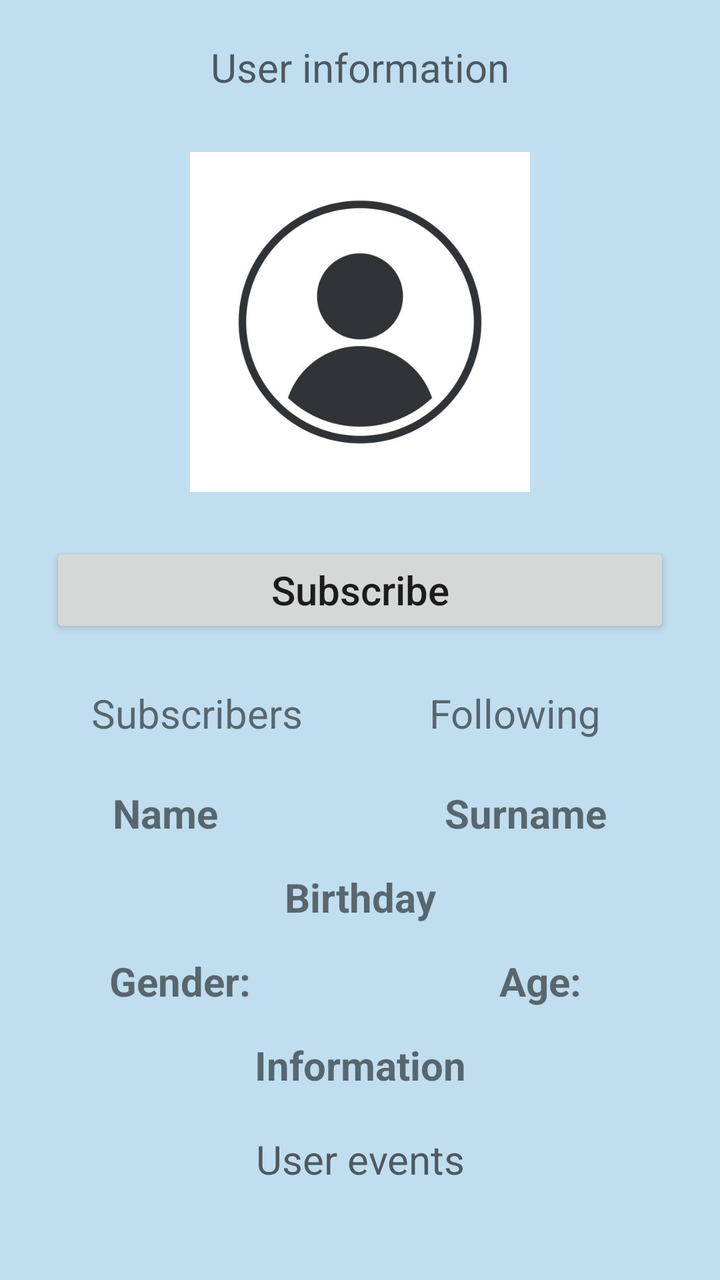
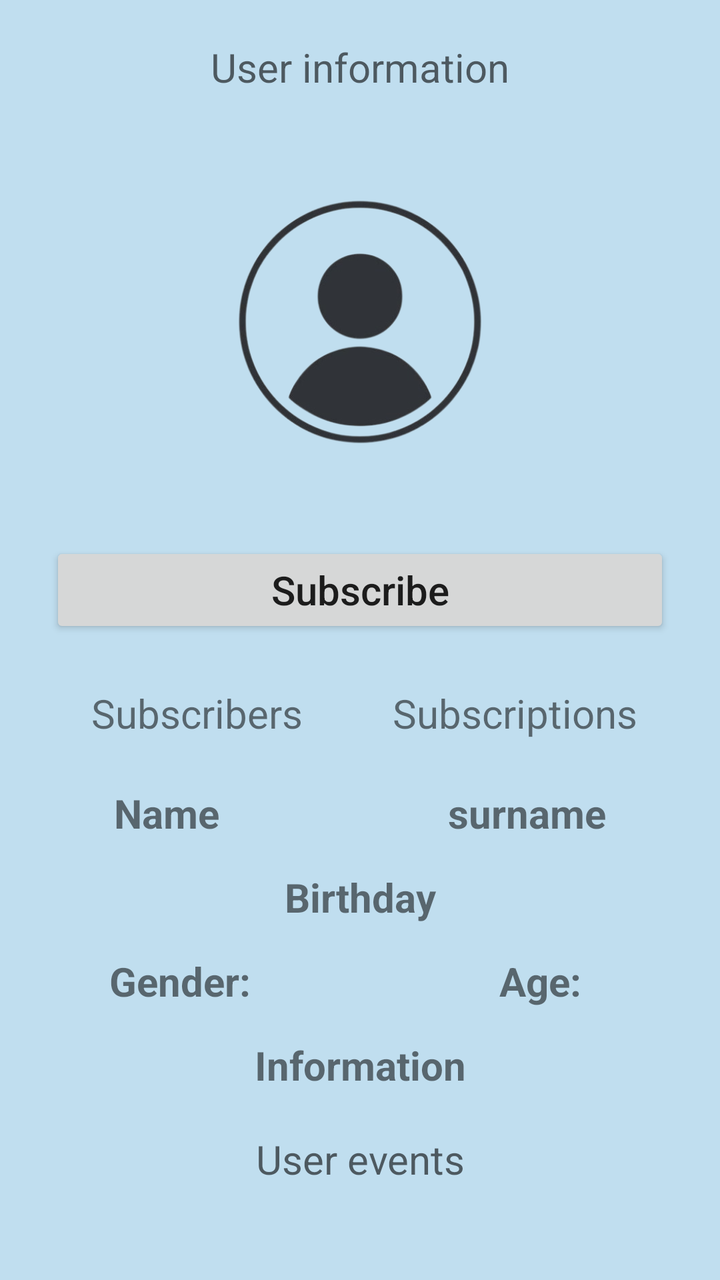

Screens rendered from an Android XML layout before and after an edit, with the pre-edit source and the edit as a unified diff.
<!-- AndroidManifest.xml: application theme MyMaterialTheme -->
<!-- res/layout/activity_user.xml -->
<?xml version="1.0" encoding="utf-8"?>
<ScrollView xmlns:android="http://schemas.android.com/apk/res/android"
    xmlns:tools="http://schemas.android.com/tools"
    android:layout_width="match_parent"
    android:layout_height="match_parent"
    android:background="@color/c0deef">
    
    <RelativeLayout
        android:layout_width="match_parent"
        android:layout_height="wrap_content"
        android:orientation="vertical"
        android:paddingTop="20dp"
        tools:context=".context.user.activity.UserActivity">
        
        <TextView
            android:id="@+id/informationLabel"
            android:layout_width="match_parent"
            android:layout_height="wrap_content"
            android:layout_centerHorizontal="true"
            android:layout_marginStart="50dp"
            android:hint="@string/user_information"
            android:inputType="none"
            android:textAlignment="center"
            android:textSize="20sp" />

        <ImageView
            android:id="@+id/photo"
            android:layout_width="match_parent"
            android:layout_height="170sp"
            android:layout_below="@+id/informationLabel"
            android:layout_centerHorizontal="true"
            android:layout_marginTop="29dp"
            android:adjustViewBounds="true"
            android:contentDescription="content description..."
            android:src="@drawable/user_612x612" />
        

        
        <Button
            android:id="@+id/subscribeBtn"
            android:layout_width="match_parent"
            android:layout_height="wrap_content"
            android:layout_below="@+id/photo"
            android:layout_marginStart="25dp"
            android:layout_marginTop="25dp"
            android:layout_marginEnd="25dp"
            android:layout_marginBottom="16dp"
            android:text="Subscribe"
            android:textAllCaps="false"
            android:textSize="20sp" />

        <LinearLayout
            android:id="@+id/subs"
            android:layout_width="match_parent"
            android:layout_height="wrap_content"
            android:layout_below="@+id/subscribeBtn"
            android:layout_marginStart="25dp"
            android:layout_marginEnd="25dp"
            android:orientation="horizontal">

            <TextView
                android:id="@+id/subscribers"
                android:layout_width="match_parent"
                android:layout_height="wrap_content"
                android:layout_marginEnd="8dp"
                android:layout_weight="1"
                android:background="@drawable/bg_button_selected"
                android:gravity="center"
                android:padding="8dp"
                android:text="Subscribers"
                android:textSize="20sp" />
            

            <TextView
                android:id="@+id/following"
                android:layout_width="match_parent"
                android:layout_height="wrap_content"
                android:layout_weight="1"
                android:background="@drawable/bg_button_unselected"
                android:gravity="center"
                android:padding="8dp"
                android:text="Following"
                android:textSize="20sp" />
            
        </LinearLayout>
        
        <LinearLayout
            android:id="@+id/name_surname"
            android:layout_width="match_parent"
            android:layout_height="wrap_content"
            android:layout_below="@+id/subs"
            android:orientation="horizontal">

            <TextView
                android:id="@+id/name"
                android:layout_width="wrap_content"
                android:layout_height="wrap_content"
                android:layout_marginTop="15dp"
                android:layout_weight="1"
                android:gravity="center"
                android:hint="Name"
                android:text="Name"
                android:textSize="20sp"
                android:textStyle="bold" />

            <TextView
                android:id="@+id/surname"
                android:layout_width="wrap_content"
                android:layout_height="wrap_content"
                android:layout_marginTop="15dp"
                android:layout_weight="1"
                android:gravity="center"
                android:hint="Surname"
                android:text="Surname"
                android:textSize="20sp"
                android:textStyle="bold" />
        </LinearLayout>

        <TextView
            android:id="@+id/birthday"
            android:layout_width="match_parent"
            android:layout_height="wrap_content"
            android:layout_below="@+id/name_surname"
            android:layout_marginTop="15sp"
            android:gravity="center"
            android:hint="Birthday"
            android:text="Birthday"
            android:textSize="20sp"
            android:textStyle="bold" />

        <LinearLayout
            android:id="@+id/age_and_gender"
            android:layout_width="match_parent"
            android:layout_height="wrap_content"
            android:layout_below="@+id/birthday"
            android:orientation="horizontal">

            <TextView
                android:id="@+id/gender"
                android:layout_width="match_parent"
                android:layout_height="wrap_content"
                android:layout_marginTop="15sp"
                android:layout_weight="1"
                android:gravity="center"
                android:text="@string/profile_gender"
                android:textSize="20sp"
                android:textStyle="bold" />

            <TextView
                android:id="@+id/age"
                android:layout_width="match_parent"
                android:layout_height="wrap_content"
                android:layout_marginTop="15sp"
                android:layout_weight="1"
                android:gravity="center"
                android:text="@string/profile_age"
                android:textSize="20sp"
                android:textStyle="bold" />
        </LinearLayout>

        <TextView
            android:id="@+id/info"
            android:layout_width="match_parent"
            android:layout_height="wrap_content"
            android:layout_below="@+id/age_and_gender"
            android:layout_marginTop="15dp"
            android:gravity="center"
            android:hint="Information"
            android:text="Information"
            android:textSize="20sp"
            android:textStyle="bold" />

        <TextView
            android:id="@+id/eventsLabel"
            android:layout_width="match_parent"
            android:layout_height="wrap_content"
            android:layout_below="@+id/info"
            android:layout_centerHorizontal="true"
            android:layout_marginTop="20dp"
            android:hint="User events"
            android:inputType="none"
            android:textAlignment="center"
            android:textSize="20sp" />

        <androidx.recyclerview.widget.RecyclerView
            android:id="@+id/events"
            android:layout_width="wrap_content"
            android:layout_height="wrap_content"
            android:layout_below="@+id/eventsLabel"
            android:layout_marginTop="40dp"
            android:animateLayoutChanges="false"
            android:background="@color/c0deef"
            android:gravity="center"
            android:nestedScrollingEnabled="false"
            android:numColumns="2"
            android:overScrollMode="never"
            android:stretchMode="columnWidth"
            android:verticalSpacing="10dp"
            tools:listitem="@layout/card_item" />
    </RelativeLayout>
</ScrollView>
<!-- res/layout/card_item.xml (included above) -->
<?xml version="1.0" encoding="utf-8"?>
<androidx.cardview.widget.CardView xmlns:android="http://schemas.android.com/apk/res/android"
    xmlns:app="http://schemas.android.com/apk/res-auto"
    android:layout_width="wrap_content"
    android:layout_height="wrap_content"
    android:layout_gravity="center"
    android:id="@+id/card"
    app:cardCornerRadius="24dp"
    app:cardElevation="5dp"
    app:cardUseCompatPadding="true">

    <LinearLayout
        android:layout_width="wrap_content"
        android:layout_height="wrap_content"
        android:layout_margin="24dp"
        android:orientation="vertical">

        <ImageView
            android:id="@+id/image_view"
            android:layout_width="100dp"
            android:layout_height="100dp"
            android:layout_gravity="center"
            android:src="@mipmap/ic_launcher" />

        <TextView
            android:id="@+id/text_view"
            android:layout_width="match_parent"
            android:layout_height="wrap_content"
            android:text="@string/app_name"
            android:textAlignment="center"
            android:textStyle="bold" />
    </LinearLayout>
</androidx.cardview.widget.CardView>
<!-- resources referenced by this layout -->
<resources>
  <color name="c0deef">#C0DEEF</color>
  <!-- drawable bg_button_selected (drawable) -->
  <?xml version="1.0" encoding="utf-8"?>
  <shape xmlns:android="http://schemas.android.com/apk/res/android">
      <solid android:color="@color/primary" />
      <corners android:radius="16dp" />
  </shape>
  <!-- drawable bg_button_unselected (drawable) -->
  <?xml version="1.0" encoding="utf-8"?>
  <shape xmlns:android="http://schemas.android.com/apk/res/android">
      
      <solid android:color="@color/primary_dark" />
      <corners android:radius="16dp" />
  </shape>
  <!-- drawable user_612x612: jpg bitmap (drawable, 18373 bytes) -->
  <!-- mipmap ic_launcher: png bitmap (mipmap-hdpi, 3418 bytes) -->
  <string name="app_name">Meeter</string>
  <string name="profile_age">Age:</string>
  <string name="profile_gender">Gender:</string>
  <string name="user_information">User information</string>
  <style name="MyMaterialTheme" parent="MyMaterialTheme.Base" />
  <style name="MyMaterialTheme.Base" parent="Theme.AppCompat.Light.DarkActionBar">
          
          <item name="windowNoTitle">true</item>
          <item name="windowActionBar">true</item>
  
          <item name="colorPrimary">@color/colorPrimary</item>
          <item name="colorPrimaryDark">@color/colorPrimaryDark</item>
          <item name="colorAccent">@color/colorAccent</item>
      </style>
  <color name="colorPrimary">#125688</color>
  <color name="colorPrimaryDark">#125688</color>
  <color name="colorAccent">#cdd4d9</color>
</resources>

<!-- the commit's change to res/layout/activity_user.xml (unified diff, before → after) -->
@@ -32,7 +32,7 @@
             android:layout_marginTop="29dp"
             android:adjustViewBounds="true"
             android:contentDescription="content description..."
-            android:src="@drawable/user_612x612" />
+            android:src="@drawable/user_500x500_removebg" />
         
 
         
@@ -45,7 +45,7 @@
             android:layout_marginTop="25dp"
             android:layout_marginEnd="25dp"
             android:layout_marginBottom="16dp"
-            android:text="Subscribe"
+            android:text="@string/subscribe"
             android:textAllCaps="false"
             android:textSize="20sp" />
 
@@ -67,19 +67,19 @@
                 android:background="@drawable/bg_button_selected"
                 android:gravity="center"
                 android:padding="8dp"
-                android:text="Subscribers"
+                android:text="@string/subscribers"
                 android:textSize="20sp" />
             
 
             <TextView
-                android:id="@+id/following"
+                android:id="@+id/subscriptions"
                 android:layout_width="match_parent"
                 android:layout_height="wrap_content"
                 android:layout_weight="1"
                 android:background="@drawable/bg_button_unselected"
                 android:gravity="center"
                 android:padding="8dp"
-                android:text="Following"
+                android:text="@string/subscriptions"
                 android:textSize="20sp" />
             
         </LinearLayout>
@@ -98,8 +98,8 @@
                 android:layout_marginTop="15dp"
                 android:layout_weight="1"
                 android:gravity="center"
-                android:hint="Name"
-                android:text="Name"
+                android:hint="@string/name"
+                android:text="@string/name"
                 android:textSize="20sp"
                 android:textStyle="bold" />
 
@@ -110,8 +110,8 @@
                 android:layout_marginTop="15dp"
                 android:layout_weight="1"
                 android:gravity="center"
-                android:hint="Surname"
-                android:text="Surname"
+                android:hint="@string/surname"
+                android:text="@string/surname"
                 android:textSize="20sp"
                 android:textStyle="bold" />
         </LinearLayout>
@@ -123,8 +123,8 @@
             android:layout_below="@+id/name_surname"
             android:layout_marginTop="15sp"
             android:gravity="center"
-            android:hint="Birthday"
-            android:text="Birthday"
+            android:hint="@string/birthday"
+            android:text="@string/birthday"
             android:textSize="20sp"
             android:textStyle="bold" />
 
@@ -165,8 +165,8 @@
             android:layout_below="@+id/age_and_gender"
             android:layout_marginTop="15dp"
             android:gravity="center"
-            android:hint="Information"
-            android:text="Information"
+            android:hint="@string/information"
+            android:text="@string/information"
             android:textSize="20sp"
             android:textStyle="bold" />
 
@@ -177,7 +177,7 @@
             android:layout_below="@+id/info"
             android:layout_centerHorizontal="true"
             android:layout_marginTop="20dp"
-            android:hint="User events"
+            android:hint="@string/user_events"
             android:inputType="none"
             android:textAlignment="center"
             android:textSize="20sp" />
<!-- resource entries referenced after the edit -->
@@ -14,11 +14,19 @@
       <solid android:color="@color/primary_dark" />
       <corners android:radius="16dp" />
   </shape>
-  <!-- drawable user_612x612: jpg bitmap (drawable, 18373 bytes) -->
+  <!-- drawable user_500x500_removebg: png bitmap (drawable, 74893 bytes) -->
   <!-- mipmap ic_launcher: png bitmap (mipmap-hdpi, 3418 bytes) -->
   <string name="app_name">Meeter</string>
+  <string name="birthday">Birthday</string>
+  <string name="information">Information</string>
+  <string name="name">Name</string>
   <string name="profile_age">Age:</string>
   <string name="profile_gender">Gender:</string>
+  <string name="subscribe">Subscribe</string>
+  <string name="subscribers">Subscribers</string>
+  <string name="subscriptions">Subscriptions</string>
+  <string name="surname">surname</string>
+  <string name="user_events">User events</string>
   <string name="user_information">User information</string>
   <style name="MyMaterialTheme" parent="MyMaterialTheme.Base" />
   <style name="MyMaterialTheme.Base" parent="Theme.AppCompat.Light.DarkActionBar">
